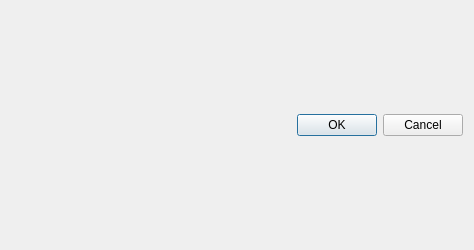
gem/oq-irmt-qgis, file svir/ui/ui_load_output_as_layer.ui: the form before one commit.
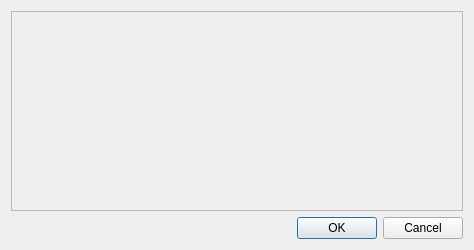
The form after the commit. Icons and pictures are not drawn.

Commit message: Set dialogs to load outputs as layer as scrollable

What changed in the file:
```diff
--- a/svir/ui/ui_load_output_as_layer.ui
+++ b/svir/ui/ui_load_output_as_layer.ui
@@ -19,7 +19,26 @@
   </property>
   <layout class="QVBoxLayout" name="verticalLayout_2">
    <item>
-    <layout class="QVBoxLayout" name="vlayout"/>
+    <widget class="QScrollArea" name="scrollArea">
+     <property name="widgetResizable">
+      <bool>true</bool>
+     </property>
+     <widget class="QWidget" name="scrollAreaWidgetContents_11">
+      <property name="geometry">
+       <rect>
+        <x>0</x>
+        <y>0</y>
+        <width>454</width>
+        <height>197</height>
+       </rect>
+      </property>
+      <layout class="QVBoxLayout" name="verticalLayout_5">
+       <item>
+        <layout class="QVBoxLayout" name="vlayout"/>
+       </item>
+      </layout>
+     </widget>
+    </widget>
    </item>
    <item>
     <layout class="QHBoxLayout" name="horizontalLayout">
```
